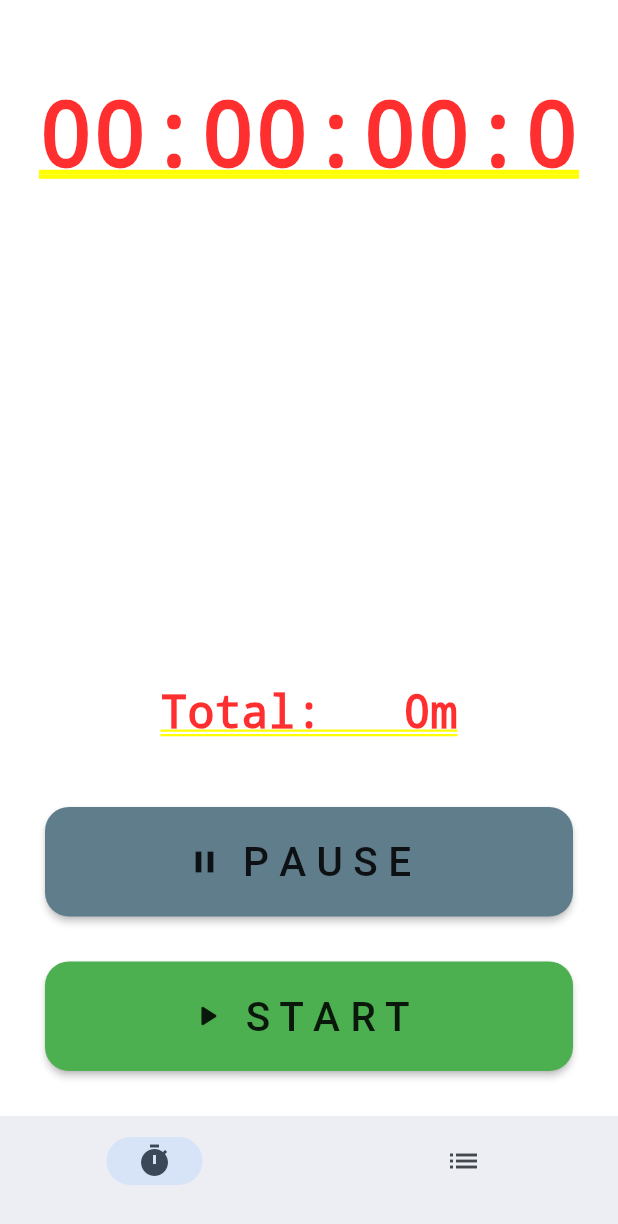
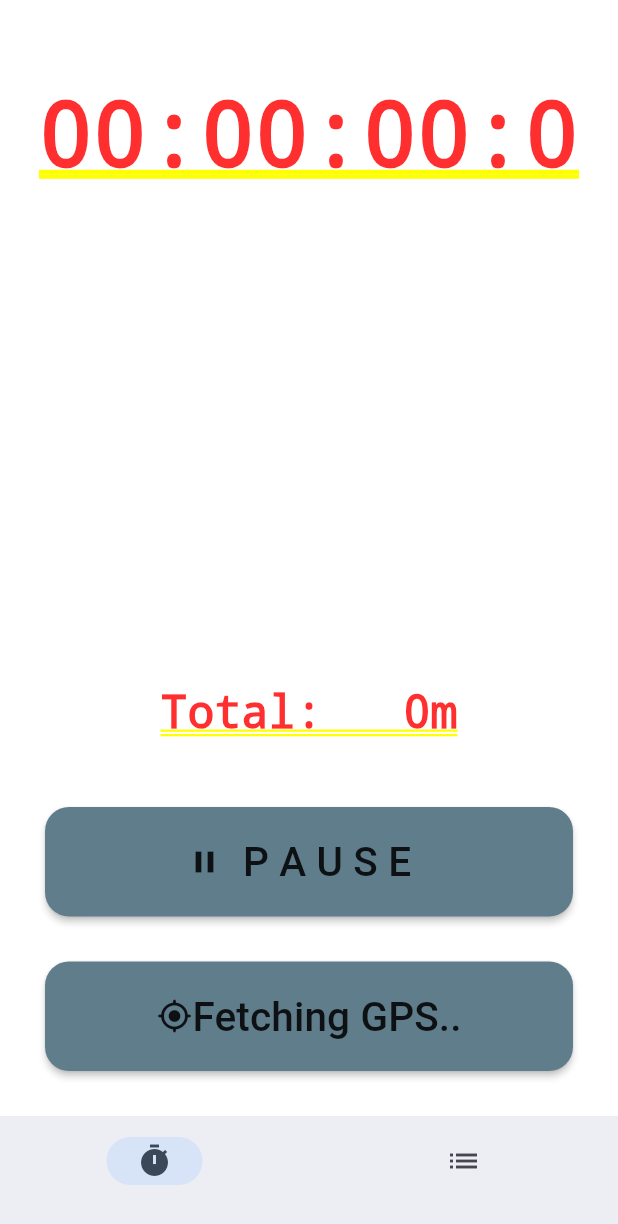
Before and after one commit to koloiyolo/fitness_app, a Flutter app: the TimerScaffold screen opened directly, after a tap on "P A U S E", on a phone screen of 412 x 824 dp. Shown: the top 1224 px of the screen. Run offline on Flutter 3.47's test engine with Material 2 defaults, Android fonts, the phone set to English and light mode, and no system bars; our stand-ins replace geolocator, hive, hive_flutter; accounts and stored records are empty.

Commit message:
fixed gps issue

```diff
--- a/lib/screens/stopwatchtimer.dart
+++ b/lib/screens/stopwatchtimer.dart
@@ -30,10 +30,13 @@ class _StopWatchTimerPageState extends State<StopWatchTimerPage> {
   String secondsStr = '00';
   String decisecondsStr = '0';
 
+
+
   late Timer stopwatch;
   bool isStarted = false;
 
-  bool positionGranted = true;
+  String positionGrantedString = 'Fetching GPS.';
+  bool positionGranted = false;
   late Position lastPosition;
   List<Checkpoint> locationCheckpoints = [];
 
@@ -47,6 +50,30 @@ class _StopWatchTimerPageState extends State<StopWatchTimerPage> {
     }
   });
 
+  void waitForPosition(int  i) {
+
+      Timer(const Duration(milliseconds: 500), () {
+        setState(() {
+          positionGrantedString = (i==1 || i == 4|| i == 7) ? 'Fetching GPS..' :
+          (i==2 || i == 5 || i == 8) ? 'Fetching GPS...' : 'Fetching GPS.' ;
+          if(i-- == 0){
+            positionGranted = true;
+            return;
+          }else{
+            waitForPosition(i);
+          }
+        });
+      });
+
+
+  }
+
+
+  @override
+  void initState() {
+    waitForPosition(8);
+    super.initState();
+  }
   @override
   Widget build(BuildContext context) {
     return Column(
@@ -118,11 +145,15 @@ class _StopWatchTimerPageState extends State<StopWatchTimerPage> {
             shape: RoundedRectangleBorder(
               borderRadius: BorderRadius.circular(16),
             ),
-            color: (isStarted) ? Colors.red : Colors.green,
-            onPressed: (isStarted) ? stopWatchStop : startStopWatch,
+            color: (!positionGranted) ? Colors.blueGrey : (isStarted) ? Colors.red : Colors.green,
+            onPressed: (!positionGranted) ? (){}: (isStarted) ? stopWatchStop : startStopWatch,
             child: Row(
               mainAxisAlignment: MainAxisAlignment.center,
-              children: (isStarted) ? const [
+              children:  (!positionGranted) ?  [
+                 const Icon(Icons.gps_fixed_rounded),
+                  BuildText(text: positionGrantedString, size: 1.8)
+              ]
+              : (isStarted) ? const [
                 Icon(Icons.stop),
                 BuildText(text: '  S T O P  ', size: 1.8)
               ] : const [
```
Also changed, not shown: 1 other file.
